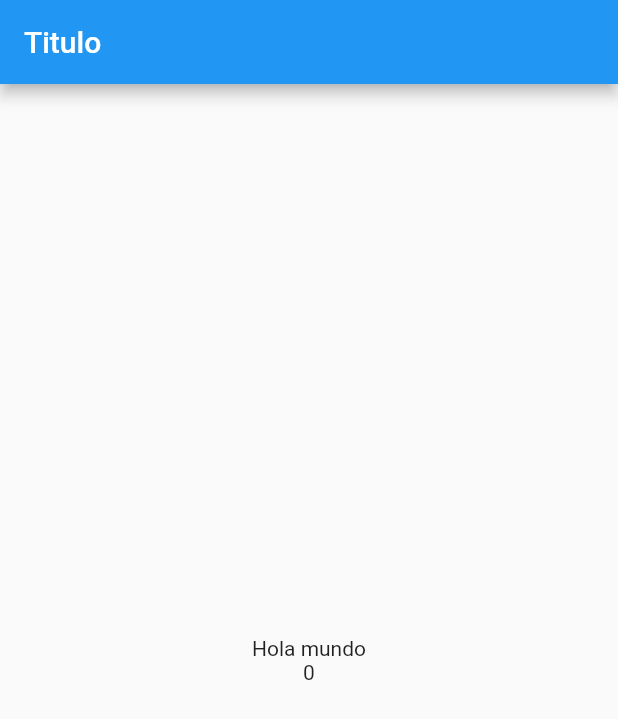
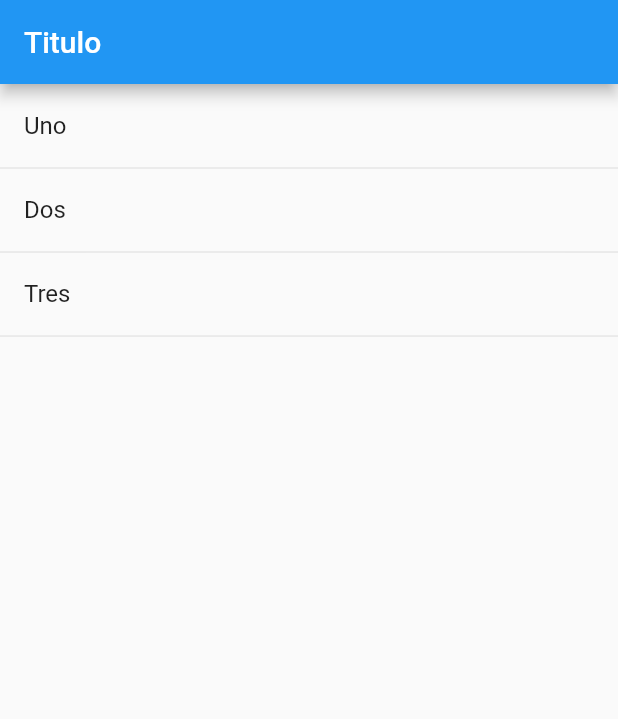
Before and after one commit to Du-F23/flutter_prueba, a Flutter app: the screen it shows after launch, on a phone screen of 412 x 824 dp. Shown: the top 719 px of the screen. Run offline on Flutter 3.47's test engine with Material 2 defaults, Android fonts, the phone set to English and light mode, and no system bars.

Commit message:
Añadimos el listview

```diff
--- a/lib/src/pages/home_page.dart
+++ b/lib/src/pages/home_page.dart
@@ -1,7 +1,9 @@
 import 'package:flutter/material.dart';
 
 class HomePage extends StatelessWidget {
-  const HomePage({Key? key}) : super(key: key);
+    HomePage({Key? key}) : super(key: key);
+
+          final opciones = ['Uno', 'Dos', 'Tres'];
 
   @override
   Widget build(BuildContext context) {
@@ -9,12 +11,23 @@ class HomePage extends StatelessWidget {
         appBar: AppBar(
           title: const Text('Titulo'),
         ),
-        body: Center(
-          child: Column(
-            mainAxisAlignment: MainAxisAlignment.center,
-            // ignore: prefer_const_literals_to_create_immutables
-            children: <Widget>[const Text('Hola mundo'), const Text('0')],
-          ),
-        ));
+        body: ListView(children: _crearitems(),));
   }
+
+  // ignore: unused_element
+  List<Widget> _crearitems() {
+
+      List<Widget> lista = <Widget>[];
+
+      for (String opt in opciones) {
+        final tempWidget = ListTile(title: Text(opt),);
+
+        lista.add(tempWidget);
+        lista.add(const Divider(height: 0.01,));
+      }
+
+    return lista;
+  }
+
+
 }
```
Also changed, not shown: 1 other file.
